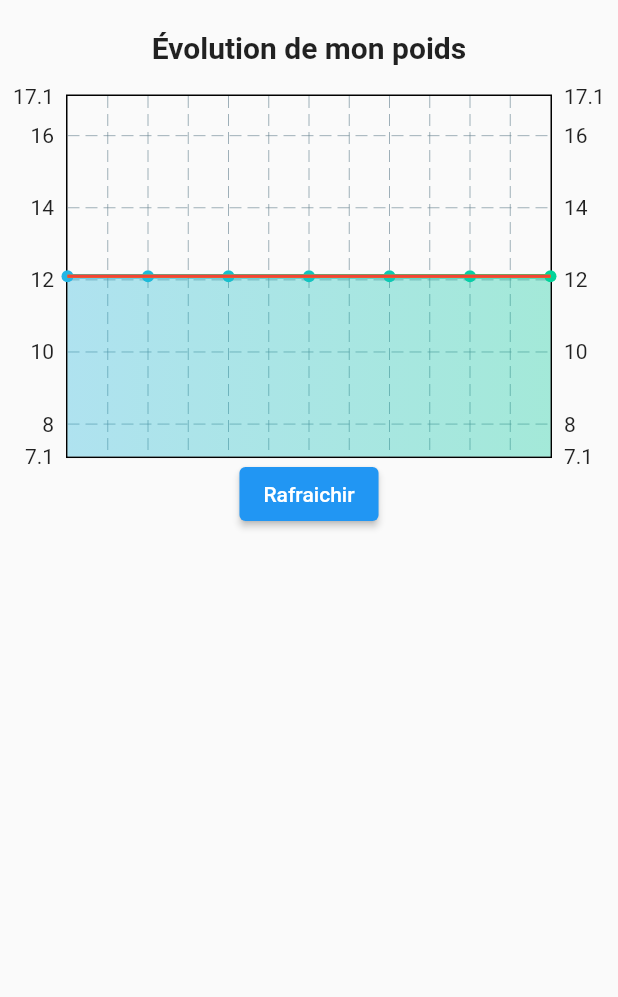
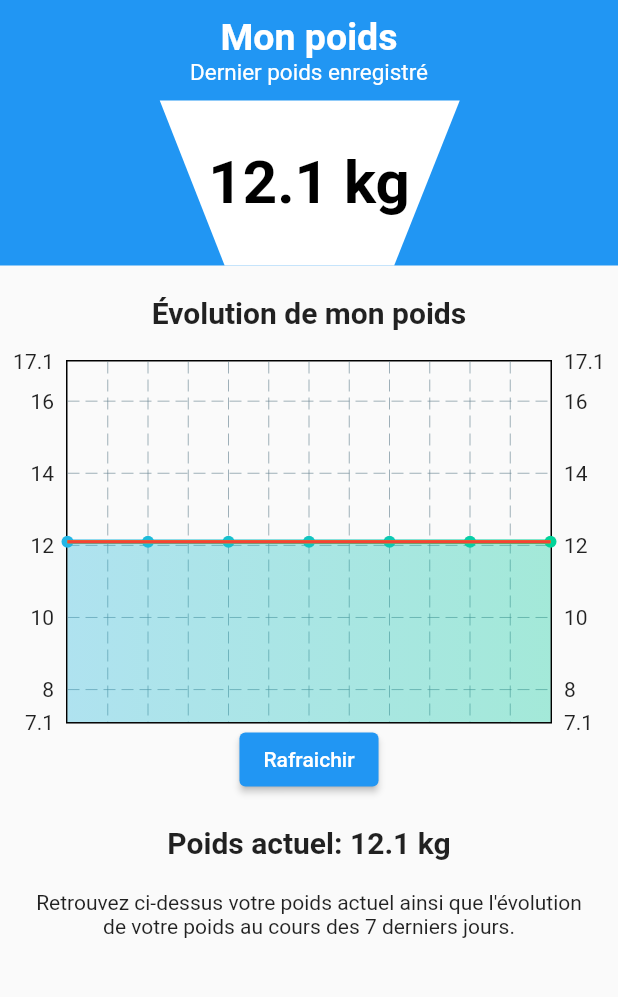
Before and after one commit to BalanceTonPoids/flutter, a Flutter app: the Stats screen opened directly, on a phone screen of 412 x 824 dp, the part 84-1081 px from its top. Run offline on Flutter 3.47's test engine with Material 2 defaults, Android fonts, the phone set to English and light mode, and no system bars; drawn by our look-alikes of fl_chart; our stand-ins replace adaptive_theme, flutter_spinkit, persistent_bottom_nav_bar.

Commit message:
Stats : update pages

```diff
--- a/lib/pages/profile.dart
+++ b/lib/pages/profile.dart
@@ -22,7 +22,7 @@ class _ProfileState extends State<Profile> {
             child: Column(
               children: [
                 titleSection("Mon poids", "Dernier poids enregistré"),
-                weightStack('55', 'kg', Colors.white, 200, 220)
+                weightStack(55.0, 'kg', Colors.white, 200, 220)
               ],
             ),
           ),
--- a/lib/pages/stats.dart
+++ b/lib/pages/stats.dart
@@ -16,6 +16,7 @@ class _StatsState extends State<Stats> {
   List<double> yValuesWeights = generateDataWeights();
   List<double> yValuesHeights = generateDataHeights();
   List<double> yValuesIMC = generateDataIMC();
+  List<double> yValuesMuscularMass = generateMuscularMass();
 
   @override
   Widget build(BuildContext context) {
@@ -25,33 +26,129 @@ class _StatsState extends State<Stats> {
         children: [
           Column(
             children: [
+              headerPolygon(yValuesWeights.last, "kg", "Mon poids", "Dernier poids enregistré", Colors.blue),
               const Padding(
                 padding: EdgeInsets.only(top: 20, bottom: 20, left: 10, right: 10),
                 child: Text("Évolution de mon poids", style: TextStyle(fontSize: 20, fontWeight: FontWeight.bold)),
               ),
               AspectRatio(
                 aspectRatio: 1.7,
-                child: chartWeights(yValuesWeights),
+                child: chartSample(yValuesWeights),
               ),
               ElevatedButton(
                   onPressed: () => setState(() => yValuesWeights = generateDataWeights()),
                   child: const Text("Rafraichir")
+              ),
+              Padding(
+                padding: const EdgeInsets.only(top: 20, bottom: 20, left: 10, right: 10),
+                child: Text(
+                  "Poids actuel: ${yValuesWeights.last} kg",
+                  style: const TextStyle(fontSize: 20, fontWeight: FontWeight.bold),
+                )
+              ),
+              const Padding(
+                padding: EdgeInsets.only(left: 20, right: 20),
+                child: Text(
+                    "Retrouvez ci-dessus votre poids actuel ainsi que l'évolution de votre poids au cours des 7 derniers jours.",
+                    style: TextStyle(fontSize: 14),
+                    textAlign: TextAlign.center
+                )
               )
             ],
           ),
           Column(
             children: [
+              headerPolygon(yValuesHeights.last.roundToDouble()/100, "m", "Ma taille", "Dernière taille enregistrée", Colors.blue),
+              const Padding(
+                padding: EdgeInsets.only(top: 20, bottom: 20, left: 10, right: 10),
+                child: Text("Évolution de ma taille", style: TextStyle(fontSize: 20, fontWeight: FontWeight.bold)),
+              ),
+              AspectRatio(
+                aspectRatio: 1.7,
+                child: chartSample(yValuesHeights),
+              ),
+              ElevatedButton(
+                  onPressed: () => setState(() => yValuesHeights = generateDataHeights()),
+                  child: const Text("Rafraichir")
+              ),
+              Padding(
+                  padding: const EdgeInsets.only(top: 20, bottom: 20, left: 10, right: 10),
+                  child: Text(
+                    "Taille actuelle: ${yValuesHeights.last.roundToDouble()/100} m",
+                    style: const TextStyle(fontSize: 20, fontWeight: FontWeight.bold),
+                  )
+              ),
+              const Padding(
+                  padding: EdgeInsets.only(left: 20, right: 20),
+                  child: Text(
+                      "Retrouvez ci-dessus votre taille actuelle ainsi que l'évolution de votre taille au cours des 7 derniers jours.",
+                      style: TextStyle(fontSize: 14),
+                      textAlign: TextAlign.center
+                  )
+              )
+            ],
+          ),
+          Column(
+            children: [
+              headerPolygon(yValuesIMC.last, "", "Mon IMC", "", Colors.blue),
               const Padding(
                 padding: EdgeInsets.only(top: 20, bottom: 20, left: 10, right: 10),
                 child: Text("Évolution de mon IMC", style: TextStyle(fontSize: 20, fontWeight: FontWeight.bold)),
               ),
               AspectRatio(
                 aspectRatio: 1.7,
-                child: chartIMC(yValuesIMC),
+                child: chartSample(yValuesIMC),
               ),
               ElevatedButton(
                   onPressed: () => setState(() => yValuesIMC = generateDataIMC()),
                   child: const Text("Rafraichir")
+              ),
+              Padding(
+                  padding: const EdgeInsets.only(top: 20, bottom: 20, left: 10, right: 10),
+                  child: Text(
+                    "IMC actuel: ${yValuesIMC.last}",
+                    style: const TextStyle(fontSize: 20, fontWeight: FontWeight.bold),
+                  )
+              ),
+              const Padding(
+                  padding: EdgeInsets.only(left: 20, right: 20),
+                  child: Text(
+                      "Retrouvez ci-dessus votre IMC actuel ainsi que l'évolution de votre IMC au cours des 7 derniers jours.",
+                      style: TextStyle(fontSize: 14),
+                      textAlign: TextAlign.center
+                  )
+              )
+            ],
+          ),
+          Column(
+            children: [
+              headerPolygon(yValuesMuscularMass.last, "", "Masse musculaire", "", Colors.blue),
+              const Padding(
+                padding: EdgeInsets.only(top: 20, bottom: 20, left: 10, right: 10),
+                child: Text("Évolution de ma masse musculaire", style: TextStyle(fontSize: 20, fontWeight: FontWeight.bold)),
+              ),
+              AspectRatio(
+                aspectRatio: 1.7,
+                child: chartSample(yValuesMuscularMass),
+              ),
+              ElevatedButton(
+                  onPressed: () => setState(() => yValuesMuscularMass = generateMuscularMass()),
+                  child: const Text("Rafraichir")
+              ),
+              Padding(
+                  padding: const EdgeInsets.only(top: 20, bottom: 20, left: 10, right: 10),
+                  child: Text(
+                    "Masse musculaire actuelle: ${yValuesMuscularMass.last}",
+                    style: const TextStyle(fontSize: 20, fontWeight: FontWeight.bold),
+                  )
+              ),
+              const Padding(
+                  padding: EdgeInsets.only(left: 20, right: 20),
+                  child: Text(
+                      "Retrouvez ci-dessus votre masse musculaire actuelle ainsi que l'évolution de votre masse musculaire au cours des 7 derniers jours.",
+                      style: TextStyle(fontSize: 14),
+                      textAlign: TextAlign.center
+                  )
               )
             ],
           )
@@ -61,8 +158,79 @@ class _StatsState extends State<Stats> {
   }
 }
 
-// Chart Weights
-LineChart chartWeights(List<double> yValues) {
+// Generate data
+List<double> generateMuscularMass() {
+  // Weights
+  List<double> weights = generateDataWeights();
+  print("weights: $weights");
+  // Heights
+  List<double> heights = generateDataHeights();
+  print("heights: $heights");
+  // Genre H : 0,407 x poids (kg) + 0,267 x taille (cm) - 19,2
+  // Genre F : 0,252 x poids (kg) + 0,473 x taille (cm) - 48,3
+  double firstDouble = 0;
+  double secondDouble = 0;
+  double thirdDouble = 0;
+  String genre = "M"; // M F O NULL
+  if (genre == "F") {
+    print("A");
+    firstDouble = 0.252;
+    secondDouble = 0.473;
+    thirdDouble = 48.3;
+  } else {
+    print("B");
+    firstDouble = 0.407;
+    secondDouble = 0.267;
+    thirdDouble = 19.2;
+  }
+  List<double> data = List.generate(7, (index) => double.parse((firstDouble * weights[index] + secondDouble * heights[index] - thirdDouble).toStringAsFixed(1)));
+  print("data: $data");
+  return data;
+}
+
+List<double> generateDataIMC() {
+  // Weights
+  List<double> weights = generateDataWeights();
+  print("weights: $weights");
+  // Heights
+  List<double> heights = generateDataHeights();
+  print("heights: $heights");
+  // IMC = poid (kg) / taille (m)
+  List<double> data = List.generate(7, (index) => double.parse((weights[index] / (heights[index] / 100) / (heights[index] / 100)).toStringAsFixed(1)));
+  print("data: $data");
+  return data;
+}
+
+List<double> generateDataHeights() {
+  // en cm
+  int startHeight = Random().nextInt(100) + 100;
+  List<double> data = List.generate(7, (index) => startHeight + double.parse((Random().nextDouble()).toStringAsFixed(1)));
+  return data.map((e) => e.toDouble()).toList();
+}
+
+List<double> generateDataWeights() {
+  double startWeight = Random().nextDouble() * 100 > 0 ? Random().nextDouble() * 100 : 3;
+  startWeight = double.parse(startWeight.toStringAsFixed(1));
+  print("startWeight: $startWeight");
+  List<double> data = List.generate(7, (index) => double.parse((startWeight + Random().nextDouble() * 10).toStringAsFixed(1)));
+  print("data: $data");
+  print("min: ${data.reduce(min)}");
+  print("max: ${data.reduce(max)}");
+  print("minLine: ${(data.reduce(min) - 5) < 0 ? 0 : (data.reduce(min) - 5).toStringAsFixed(0)}");
+  print("moyLine: ${data.map}");
+  print("maxLine: ${(data.reduce(max) + 5) < 0 ? 0 : (data.reduce(max) + 5).toStringAsFixed(0)}");
+  calculMoy(data);
+  return data;
+}
+
+calculMoy(List<double> values) {
+  List<double> data = values;
+  double moy = data.reduce((value, element) => value + element) / data.length;
+  print("Moyenne : ${moy}");
+  return moy;
+}
+
+LineChart chartSample(List<double> yValues) {
   return LineChart(
       LineChartData(
           minY: yValues.reduce(min) - 5 < 0 ? 0.toDouble() : yValues.reduce(min) - 5,
@@ -114,101 +282,6 @@ LineChart chartWeights(List<double> yValues) {
   );
 }
 
-// Chart IMC
-LineChart chartIMC(List<double> yValues) {
-  return LineChart(
-      LineChartData(
-          minY: yValues.reduce(min) - 5 < 0 ? 0.toDouble() : yValues.reduce(min) - 5,
-          maxY: yValues.reduce(max) + 5 < 0 ? 0.toDouble() : yValues.reduce(max) + 5,
-          extraLinesData: ExtraLinesData(horizontalLines: [
-            horizontalLine((yValues.reduce(min) < 0 ? 0.toDouble() : yValues.reduce(min)), Colors.green, "Min"),
-            horizontalLine(calculMoy(yValues), Colors.orange, "Moy"),
-            horizontalLine((yValues.reduce(max) < 0 ? 0.toDouble() : yValues.reduce(max)), Colors.red, "Max")
-          ]),
-          gridData: FlGridData(
-            show: true,
-            drawVerticalLine: true,
-          ),
-          lineBarsData: [
-            LineChartBarData(
-              spots: yValues.asMap().entries.map((e) => FlSpot(e.key.toDouble(), e.value)).toList(),
-              isCurved: true,
-              belowBarData: BarAreaData(
-                show: true,
-                gradient: const LinearGradient(
-                  colors: [
-                    Color(0x5923b6dc),
-                    Color(0x5902c99a),
-                  ],
-                ),
-              ),
-              barWidth: 3,
-              gradient: const LinearGradient(
-                colors: [
-                  Color(0xff23b6e6),
-                  Color(0xff02d39a),
-                ],
-              ),
-            ),
-          ],
-          titlesData: FlTitlesData(
-            bottomTitles: AxisTitles(
-              sideTitles: SideTitles(
-                  showTitles: false
-              ),
-            ),
-            topTitles: AxisTitles(
-              sideTitles: SideTitles(
-                  showTitles: false
-              ),
-            ),
-          )
-      )
-  );
-}
-
-List<double> generateDataIMC() {
-  // Weights
-  List<double> weights = generateDataWeights();
-  print("weights: $weights");
-  // Heights
-  List<double> heights = generateDataHeights();
-  print("heights: $heights");
-  // IMC = poid (kg) / taille (m)
-  List<double> data = List.generate(7, (index) => double.parse((weights[index] / (heights[index] / 100) / (heights[index] / 100)).toStringAsFixed(1)));
-  print("data: $data");
-  return data;
-}
-
-List<double> generateDataHeights() {
-  // en cm
-  int startHeight = Random().nextInt(100) + 100;
-  List<double> data = List.generate(7, (index) => startHeight + double.parse((Random().nextDouble()).toStringAsFixed(1)));
-  return data.map((e) => e.toDouble()).toList();
-}
-
-List<double> generateDataWeights() {
-  double startWeight = Random().nextDouble() * 100 > 0 ? Random().nextDouble() * 100 : 3;
-  startWeight = double.parse(startWeight.toStringAsFixed(1));
-  print("startWeight: $startWeight");
-  List<double> data = List.generate(7, (index) => double.parse((startWeight + Random().nextDouble() * 10).toStringAsFixed(1)));
-  print("data: $data");
-  print("min: ${data.reduce(min)}");
-  print("max: ${data.reduce(max)}");
-  print("minLine: ${(data.reduce(min) - 5) < 0 ? 0 : (data.reduce(min) - 5).toStringAsFixed(0)}");
-  print("moyLine: ${data.map}");
-  print("maxLine: ${(data.reduce(max) + 5) < 0 ? 0 : (data.reduce(max) + 5).toStringAsFixed(0)}");
-  calculMoy(data);
-  return data;
-}
-
-calculMoy(List<double> values) {
-  List<double> data = values;
-  double moy = data.reduce((value, element) => value + element) / data.length;
-  print("Moyenne : ${moy}");
-  return moy;
-}
-
 TextStyle labelStyle(Color color) {
   return TextStyle(
     color: color,
--- a/lib/pages/weight.dart
+++ b/lib/pages/weight.dart
@@ -20,7 +20,7 @@ class _WeightState extends State<Weight> {
             alignment: Alignment.topCenter,
             child: Padding(
               padding: const EdgeInsets.only(top: 20, bottom: 20),
-              child: weightStack('55', 'kg', Colors.blue, 200, 200),
+              child: weightStack(55.0, 'kg', Colors.blue, 200, 200),
             ),
           ),
           loadingSpinner()
--- a/lib/utils/widgets.dart
+++ b/lib/utils/widgets.dart
@@ -222,7 +222,7 @@ class WeightPainter extends CustomPainter {
 }
 
 Stack weightStack(
-    String weight,
+    double weight,
     String metric,
     Color bgColor,
     double width,
@@ -286,3 +286,23 @@ SizedBox inputForm(
     ),
   );
 }
+
+Container headerPolygon(
+    double double,
+    String metric,
+    String title,
+    String description,
+    Color bgColor,
+    ) {
+  return Container(
+    decoration: BoxDecoration(
+      color: bgColor,
+    ),
+    child: Column(
+      children: [
+        titleSection(title, description),
+        weightStack(double, metric, bgColor == Colors.blue ? Colors.white : Colors.blue, 200, 220)
+      ],
+    ),
+  );
+}
```
